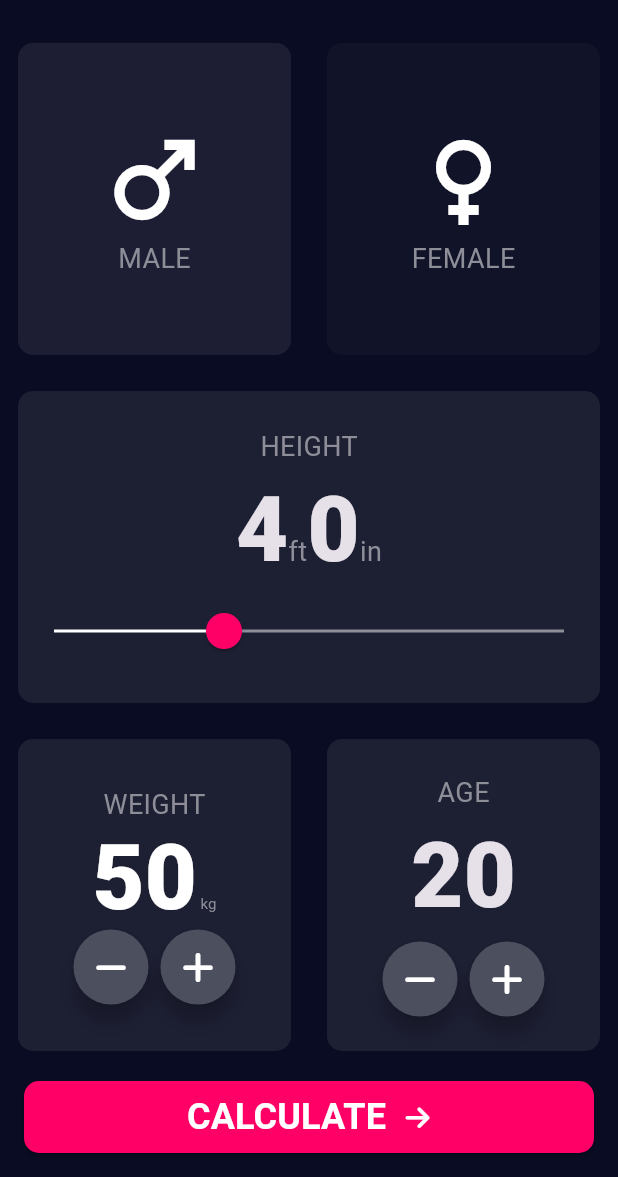
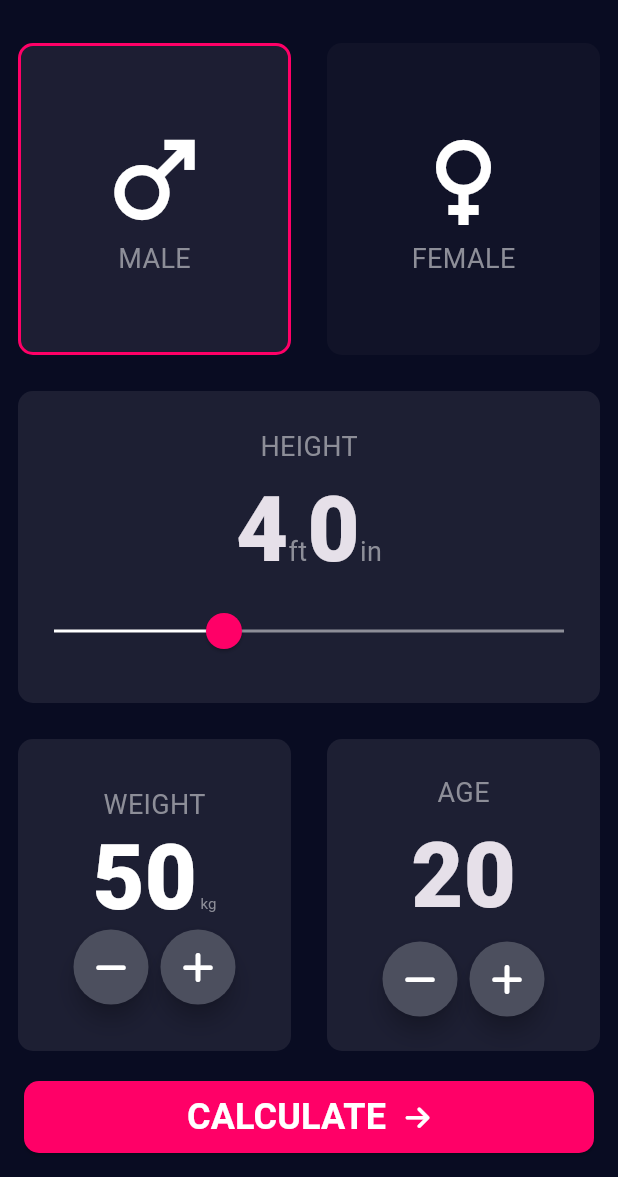
Before and after one commit to KayesAshfaQ/bmi-calculator-flutter, a Flutter app: the screen it shows after launch, on a phone screen of 412 x 824 dp, the part 59-1236 px from its top. Run offline on Flutter 3.47's test engine with Material 3 defaults, Android fonts, the phone set to English and light mode, and no system bars; our stand-ins replace firebase_core, firebase_crashlytics, firebase_remote_config, fluttertoast, font_awesome_flutter, package_info_plus and 2 more; accounts and stored records are empty.

Commit message:
feat: enhance ReusableCard with border support and update input page selection logic

```diff
--- a/lib/components/reusable_card.dart
+++ b/lib/components/reusable_card.dart
@@ -1,12 +1,19 @@
+
 import 'package:flutter/material.dart';
 
 class ReusableCard extends StatelessWidget {
   final Color? color;
   final Widget? cardChild;
   final VoidCallback? onPress;
+  final BoxBorder? border;
 
-  const ReusableCard(
-      {super.key, @required this.color, this.cardChild, this.onPress});
+  const ReusableCard({
+    super.key,
+    @required this.color,
+    this.cardChild,
+    this.onPress,
+    this.border,
+  });
 
   @override
   Widget build(BuildContext context) {
@@ -15,8 +22,9 @@ class ReusableCard extends StatelessWidget {
       child: Container(
         margin: const EdgeInsets.all(12.0),
         decoration: BoxDecoration(
+          color: color,
           borderRadius: BorderRadius.circular(10.0),
-          color: color,
+          border: border,
         ),
         child: cardChild,
       ),
--- a/lib/pages/input_page.dart
+++ b/lib/pages/input_page.dart
@@ -179,24 +179,36 @@ class _InputPageState extends State<InputPage> {
             child: Row(
               children: [
                 Expanded(
-                  child: ReusableCard(
+                  child: Builder(builder: (context) {
+                    bool isSelected = Gender.MALE == selectedGender;
+
+                    return ReusableCard(
                       cardChild: const IconWidget(icon: Icons.male, label: 'MALE'),
-                    color: selectedGender == Gender.MALE ? kColorActiveCard : kColorInActiveCard,
+                      color: isSelected ? kColorActiveCard : kColorInActiveCard,
+                      border: isSelected ? Border.all(color: kColorBottomContainer, width: 2.0) : null,
                       onPress: () {
                         setState(() {
                           selectedGender = Gender.MALE;
                         });
                       },
-                  ),
+                    );
+                  }),
                 ),
                 Expanded(
-                  child: ReusableCard(
-                    color: selectedGender == Gender.FEMALE ? kColorActiveCard : kColorInActiveCard,
+                  child: Builder(
+                    builder: (context) {
+                      bool isSelected = Gender.FEMALE == selectedGender;
+
+                      return ReusableCard(
+                        color: isSelected ? kColorActiveCard : kColorInActiveCard,
                         cardChild: const IconWidget(icon: Icons.female, label: 'FEMALE'),
+                        border: isSelected ? Border.all(color: kColorBottomContainer, width: 2.0) : null,
                         onPress: () {
                           setState(() {
                             selectedGender = Gender.FEMALE;
                           });
+                        },
+                      );
                     },
                   ),
                 ),
```
Also changed, not shown: 1 other file. Lines whose indentation alone changed are shown as unchanged.
